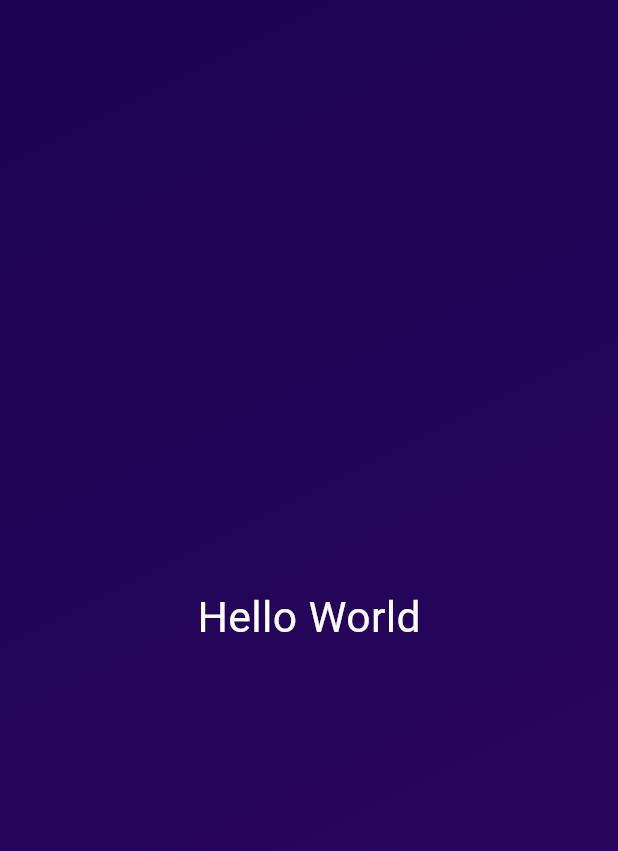
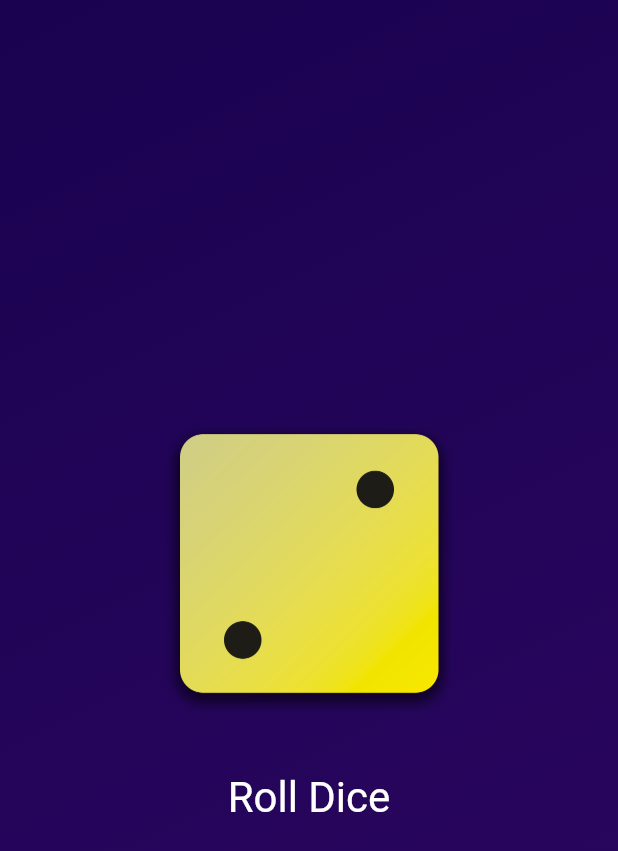
Before and after one commit to beyongbell/first_app, a Flutter app: the screen it shows after launch, on a phone screen of 412 x 824 dp. Shown: the top 851 px of the screen. Run offline on Flutter 3.47's test engine with Material 3 defaults, Android fonts, the phone set to English and light mode, and no system bars.

Commit message:
Add Style Button

```diff
--- a/lib/gradient_container.dart
+++ b/lib/gradient_container.dart
@@ -1,13 +1,22 @@
 import 'package:flutter/material.dart';
-import 'package:first_app/styled_text.dart';
 
 const startAlignment = Alignment.topLeft;
 const endAlignment = Alignment.bottomRight;
 
 class GradientContainer extends StatelessWidget {
   const GradientContainer(this.color1, this.color2, {super.key});
+
+  const GradientContainer.purple({super.key})
+      : color1 = Colors.deepPurple,
+        color2 = Colors.indigo;
+
   final Color color1;
   final Color color2;
+
+  void rollDice() {
+    //...
+  }
+
   @override
   Widget build(context) {
     return Container(
@@ -18,8 +27,26 @@ class GradientContainer extends StatelessWidget {
           end: endAlignment,
         ),
       ),
-      child: const Center(
-        child: StyledText('Hello World'),
+      child: Center(
+        child: Column(
+          mainAxisSize: MainAxisSize.min,
+          children: [
+            Image.asset(
+              'assets/images/dice-2.png',
+              width: 200,
+            ),
+            const SizedBox(height: 20),
+            TextButton(
+              onPressed: rollDice,
+              style: TextButton.styleFrom(
+                padding: const EdgeInsets.only(top: 20),
+                foregroundColor: Colors.white,
+                textStyle: const TextStyle(fontSize: 28),
+              ),
+              child: const Text('Roll Dice'),
+            )
+          ],
+        ),
       ),
     );
   }
```
Also changed, not shown: pubspec.yaml (+8 -1 lines).
